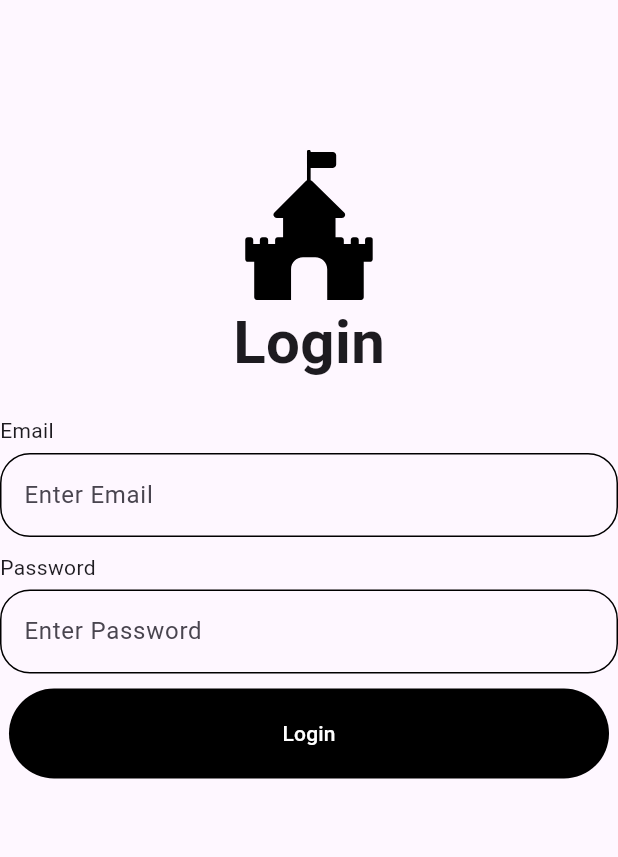
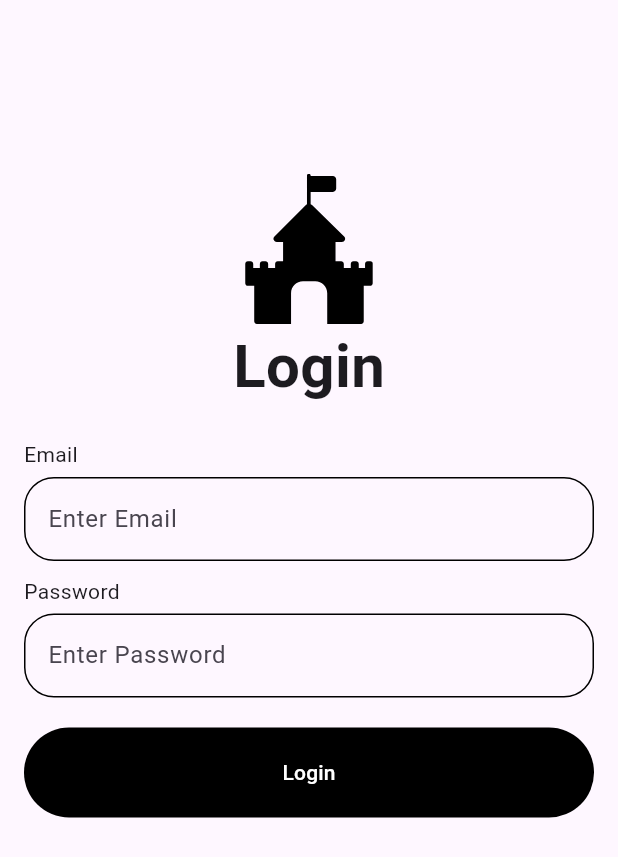
Before and after one commit to lee28921/flutter, a Flutter app: the screen it shows after launch, on a phone screen of 412 x 824 dp. Shown: the top 857 px of the screen. Run offline on Flutter 3.47's test engine with Material 3 defaults, Android fonts, the phone set to English and light mode, and no system bars; our stand-ins replace flutter_svg.

```diff
--- a/class_login_app/lib/components/custom_form.dart
+++ b/class_login_app/lib/components/custom_form.dart
@@ -17,7 +17,7 @@
           CustomTextFormField('Email'),
           SizedBox(height: medium_gap),
           CustomTextFormField('Password'),
-          SizedBox(height: medium_gap),
+          SizedBox(height: large_gap),
           TextButton(
             onPressed: () {
               // 유효성 검사
--- a/class_login_app/lib/pages/login_page.dart
+++ b/class_login_app/lib/pages/login_page.dart
@@ -10,7 +10,9 @@
   Widget build(BuildContext context) {
     return SafeArea(
       child: Scaffold(
-        body: ListView(
+        body: Padding(
+          padding: const EdgeInsets.all(16.0),
+          child: ListView(
             children: [
               const SizedBox(height: xlarge_gap),
               const Logo("Login"),
@@ -19,6 +21,7 @@
             ],
           ),
         ),
+      ),
     );
   }
 }
```
Also changed, not shown: class_login_app/lib/pages/home_page.dart (+19 -3 lines). Lines whose indentation alone changed are shown as unchanged.
